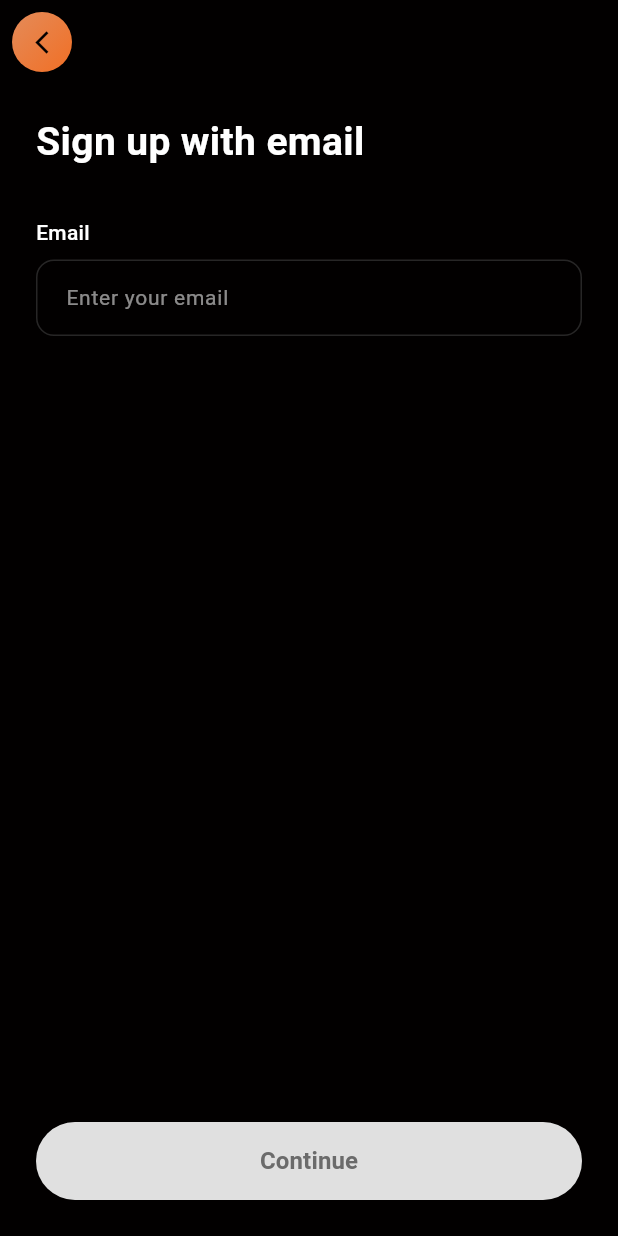
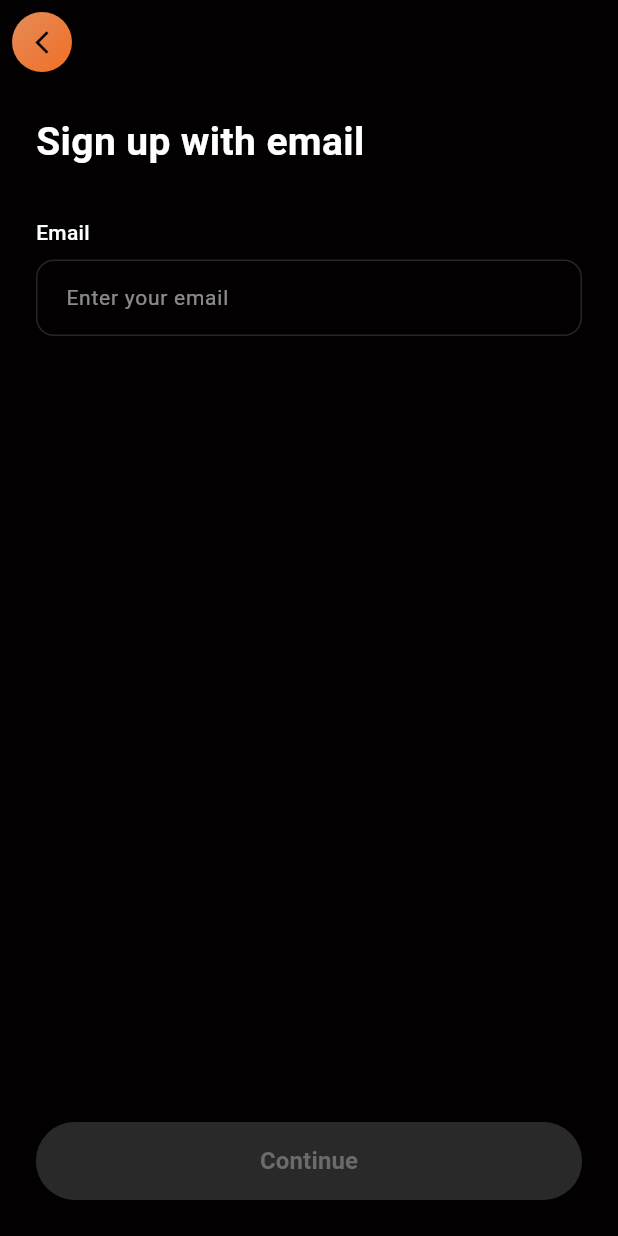
Before and after one commit to vigneshvickyr19/ME_-_YOU, a Flutter app: the screen it shows after launch, after a tap on "Sign up with Email", on a phone screen of 412 x 824 dp. Run offline on Flutter 3.47's test engine with Material 3 defaults, Android fonts, the phone set to English and light mode, and no system bars; our stand-ins replace flutter_svg; Roboto replaces fonts that are missing (Geologica).

Commit message:
update the button color when disable

```diff
--- a/lib/core/widgets/app_button.dart
+++ b/lib/core/widgets/app_button.dart
@@ -30,11 +30,7 @@ class AppButton extends StatelessWidget {
       child: ElevatedButton(
         onPressed: isEnabled ? onPressed : null,
         style: ElevatedButton.styleFrom(
-          backgroundColor: isPrimary
-              ? isEnabled
-                    ? null // gradient handled inside _buildPrimary
-                    : AppColors.darkOverlay
-              : AppColors.black.withOpacity(0.3),
+          backgroundColor: Colors.transparent,
           elevation: 0,
           shape: RoundedRectangleBorder(
             borderRadius: BorderRadius.circular(30),
@@ -49,6 +45,7 @@ class AppButton extends StatelessWidget {
     );
   }
 
+  // ---------- PRIMARY BUTTON ----------
   Widget _buildPrimary() {
     return Ink(
       decoration: BoxDecoration(
@@ -59,7 +56,7 @@ class AppButton extends StatelessWidget {
                 colors: [AppColors.primary, AppColors.secondary],
               )
             : null,
-        color: isEnabled ? null : AppColors.greyLight,
+        color: isEnabled ? null : AppColors.darkOverlay, // ✅ HERE
         borderRadius: BorderRadius.circular(30),
       ),
       child: Center(
@@ -75,8 +72,16 @@ class AppButton extends StatelessWidget {
     );
   }
 
+  // ---------- TRANSPARENT BUTTON ----------
   Widget _buildTransparent() {
-    return Row(
+    return Container(
+      decoration: BoxDecoration(
+        color: isEnabled
+            ? Colors.transparent
+            : AppColors.darkOverlay, // ✅ HERE also
+        borderRadius: BorderRadius.circular(30),
+      ),
+      child: Row(
         mainAxisAlignment: MainAxisAlignment.center,
         children: [
           if (iconPath != null) ...[
@@ -92,6 +97,7 @@ class AppButton extends StatelessWidget {
             ),
           ),
         ],
+      ),
     );
   }
 }
```
Lines whose indentation alone changed are shown as unchanged.
